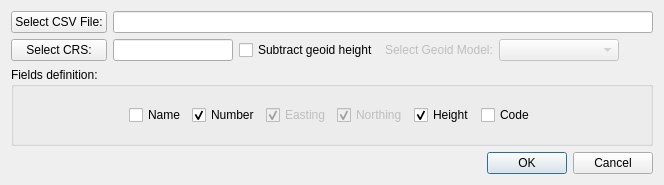
This is gnss_3d_capture_configure_dialog.ui in DavidHernandezLopez/GNSS3DCapture as Qt 5 draws it before an edit. The edited form follows.
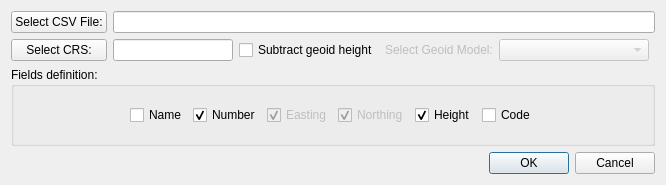
This is the edited form.

```diff
--- a/gnss_3d_capture_configure_dialog.ui
+++ b/gnss_3d_capture_configure_dialog.ui
@@ -74,7 +74,7 @@
        </property>
        <property name="minimumSize">
         <size>
-         <width>120</width>
+         <width>150</width>
          <height>0</height>
         </size>
        </property>
```
